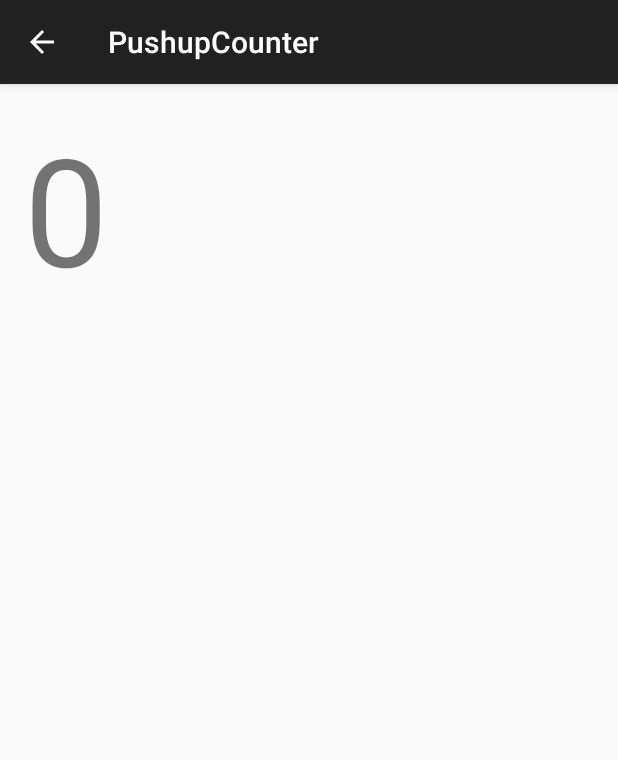
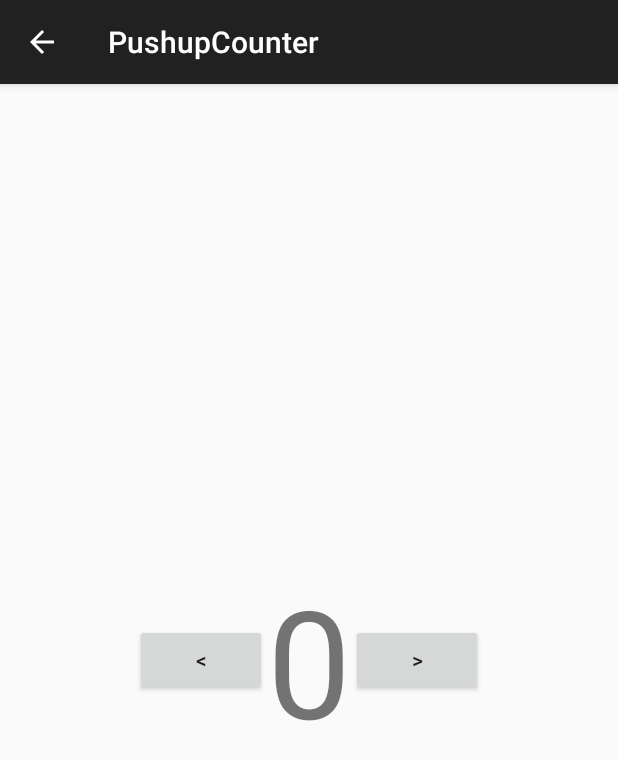
Before and after one commit to SebastianBoyd/Fitness, an Android app: the PushupCounter screen opened directly, with no data from a screen before it, on a phone screen of 412 x 824 dp. Shown: the top 760 px of the screen. Run offline under Robolectric (Android 15) with nearby library versions, the phone set to English and light mode, and no system bars; 1 statement that could not run was skipped.

Commit message:
Can add and remove pushups

```diff
--- a/app/src/main/java/com/sebastianboyd/fitness/MainActivity.java
+++ b/app/src/main/java/com/sebastianboyd/fitness/MainActivity.java
@@ -67,7 +67,7 @@ public class MainActivity extends ActionBarActivity {
         // Create the Google API Client
         mClient = new GoogleApiClient.Builder(this)
                 .addApi(Fitness.API)
-                .addScope(new Scope(Scopes.FITNESS_LOCATION_READ))
+                .addScope(new Scope(Scopes.FITNESS_BODY_READ_WRITE))
                 .addScope(new Scope(Scopes.FITNESS_ACTIVITY_READ_WRITE))
                 .addConnectionCallbacks(
                         new GoogleApiClient.ConnectionCallbacks() {
@@ -123,6 +123,7 @@ public class MainActivity extends ActionBarActivity {
                 )
                 .build();
     }
+    /**
     // Setting a start and end date using a range of 1 week before this moment.
     DataReadRequest readRequest = new DataReadRequest.Builder()
             // The data request can specify multiple data types to return, effectively
@@ -138,7 +139,7 @@ public class MainActivity extends ActionBarActivity {
             // Replace 0 and 1 with startTime and endTime
             .setTimeRange(0, 1, TimeUnit.MILLISECONDS)
             .build();
-
+    **/
     @Override
     protected void onStart() {
         super.onStart();
--- a/app/src/main/res/layout/activity_pushup_counter.xml
+++ b/app/src/main/res/layout/activity_pushup_counter.xml
@@ -5,11 +5,35 @@
     android:paddingTop="@dimen/activity_vertical_margin"
     android:paddingBottom="@dimen/activity_vertical_margin"
     tools:context="com.sebastianboyd.fitness.PushupCounter"
-    android:id="@+id/pushups">
+    android:id="@+id/pushups"
+    android:clickable="false">
 
     <TextView android:text="@string/pushups" android:layout_width="wrap_content"
         android:layout_height="wrap_content"
         android:textSize="100sp"
-        android:id="@+id/pushupsText" />
+        android:id="@+id/pushupsText"
+        android:layout_centerVertical="true"
+        android:layout_centerHorizontal="true" />
+
+    <Button
+        android:layout_width="wrap_content"
+        android:layout_height="wrap_content"
+        android:text="&lt;"
+        android:id="@+id/button"
+        android:layout_centerVertical="true"
+        android:layout_toLeftOf="@+id/pushupsText"
+        android:layout_toStartOf="@+id/pushupsText"
+        android:onClick="removePushup" />
+
+    <Button
+        android:layout_width="wrap_content"
+        android:layout_height="wrap_content"
+        android:text=">"
+        android:id="@+id/button2"
+        android:layout_alignTop="@+id/button"
+        android:layout_toRightOf="@+id/pushupsText"
+        android:layout_toEndOf="@+id/pushupsText"
+        android:nestedScrollingEnabled="false"
+        android:onClick="addPushup" />
 
 </RelativeLayout>
```
Also changed, not shown: app/src/main/java/com/sebastianboyd/fitness/PushupCounter.java (+14 -1 lines).
